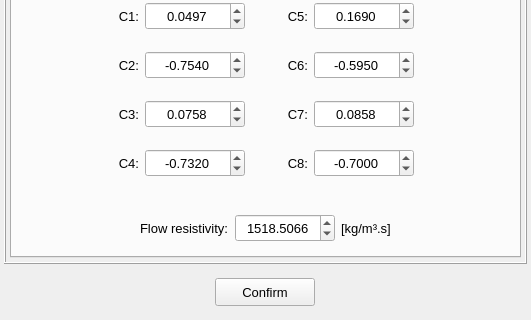
First picture: the form in vibra/interface/data/ui_files/model/setup/acoustic/set_porous_material_model.ui, repository MOPT-UFSC/VIBRA, before the edit; both pictures show x 0 to 531 and y 156 to 476 of the 531 by 476 pixel window.
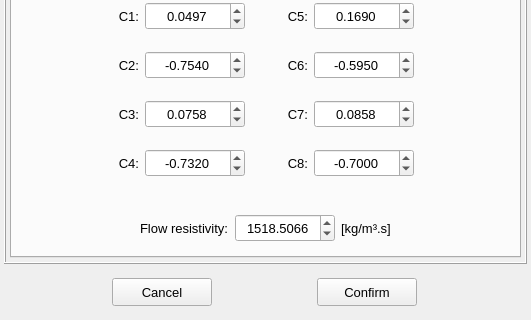
Second picture: the form after the edit.

Commit message: Add the thermoviscous Stinson model

Diff of the .ui file:
```diff
--- a/vibra/interface/data/ui_files/model/setup/acoustic/set_porous_material_model.ui
+++ b/vibra/interface/data/ui_files/model/setup/acoustic/set_porous_material_model.ui
@@ -2330,7 +2330,7 @@
       <enum>QFrame::Raised</enum>
      </property>
      <layout class="QGridLayout" name="gridLayout_4">
-      <item row="0" column="0">
+      <item row="0" column="1">
        <widget class="QPushButton" name="pushButton_confirm">
         <property name="minimumSize">
          <size>
@@ -2354,6 +2354,30 @@
         </property>
        </widget>
       </item>
+      <item row="0" column="0">
+       <widget class="QPushButton" name="pushButton_cancel">
+        <property name="minimumSize">
+         <size>
+          <width>100</width>
+          <height>28</height>
+         </size>
+        </property>
+        <property name="maximumSize">
+         <size>
+          <width>100</width>
+          <height>28</height>
+         </size>
+        </property>
+        <property name="font">
+         <font>
+          <pointsize>10</pointsize>
+         </font>
+        </property>
+        <property name="text">
+         <string>Cancel</string>
+        </property>
+       </widget>
+      </item>
      </layout>
     </widget>
    </item>
```
The commit also changes 10 other files.
